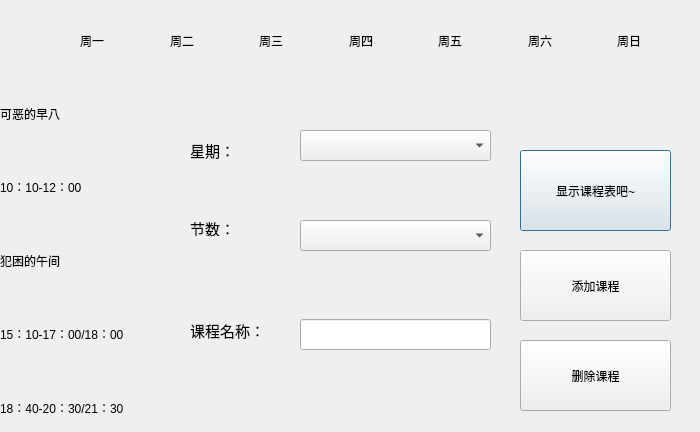
Above: realProgect/coursemsy.ui from Arthur381/QTproject before the change. Below: the same form after it.
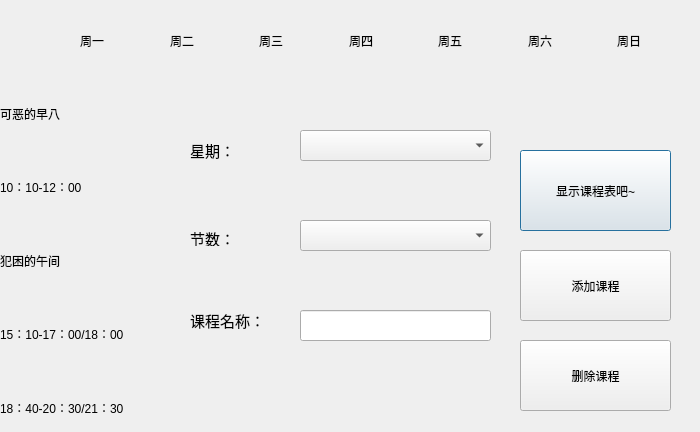
That is the form after the change.

Diff of the .ui file:
```diff
--- a/realProgect/coursemsy.ui
+++ b/realProgect/coursemsy.ui
@@ -191,7 +191,7 @@
    <property name="geometry">
     <rect>
      <x>190</x>
-     <y>220</y>
+     <y>230</y>
      <width>61</width>
      <height>16</height>
     </rect>
@@ -219,7 +219,7 @@
    <property name="geometry">
     <rect>
      <x>190</x>
-     <y>310</y>
+     <y>300</y>
      <width>101</width>
      <height>41</height>
     </rect>
@@ -237,7 +237,7 @@
    <property name="geometry">
     <rect>
      <x>300</x>
-     <y>319</y>
+     <y>310</y>
      <width>191</width>
      <height>31</height>
     </rect>
```
